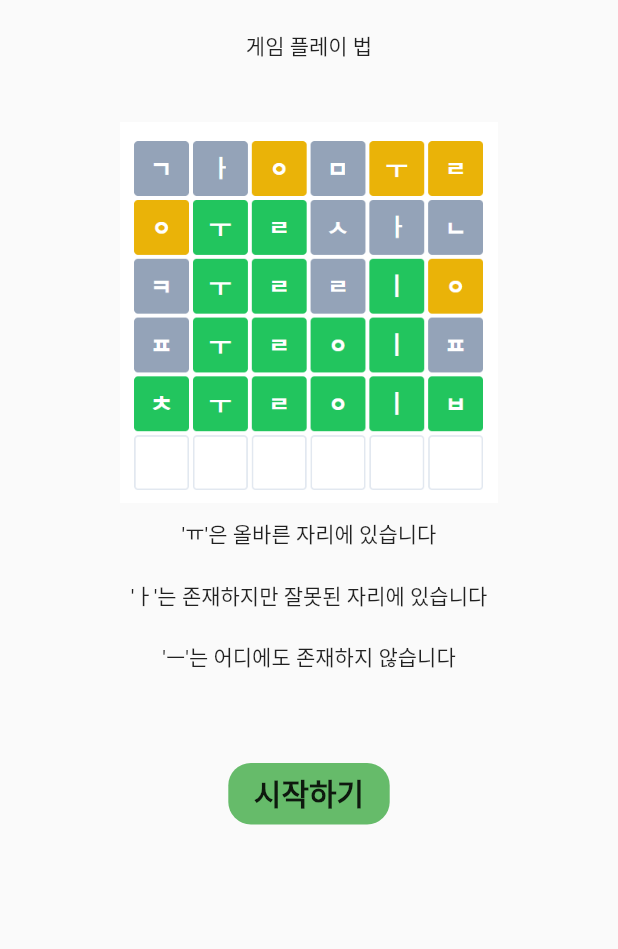
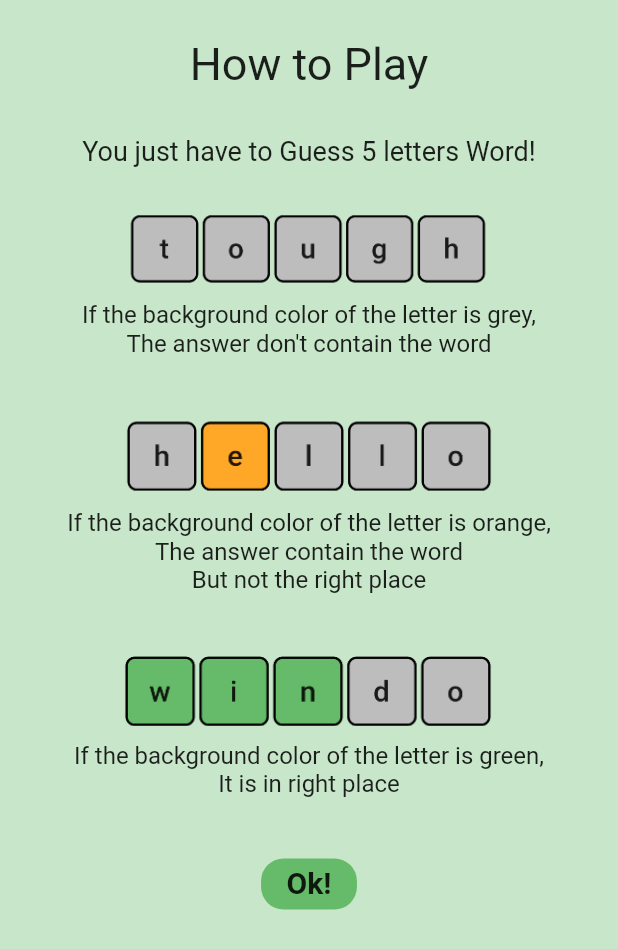
Before and after one commit to jsjin7371/simple_word_game, a Flutter app: the ExplainPage screen opened directly, on a phone screen of 412 x 824 dp. Shown: the top 949 px of the screen. Run offline on Flutter 3.47's test engine with Material 2 defaults, Android fonts, the light colour scheme and no system bars.

Commit message:
add game explain

```diff
--- a/lib/pages/explain_page.dart
+++ b/lib/pages/explain_page.dart
@@ -7,16 +7,48 @@ class ExplainPage extends StatelessWidget {
   @override
   Widget build(BuildContext context) {
     return Scaffold(
-      body: Column(
+      body: Container(
+        color: Colors.green[100],
+        child: Column(
           children: [
             const Padding(
               padding: EdgeInsets.only(
                 left: 10,
                 right: 10,
-              top: 20,
+                top: 25,
                 bottom: 10,
               ),
-            child: Text('게임 플레이 법'),
+              child: Text(
+                'How to Play',
+                style: TextStyle(fontSize: 30),
+              ),
+            ),
+            const Padding(
+                padding: EdgeInsets.only(
+                  bottom: 0,
+                  top: 20,
+                ),
+                child: Text(
+                  'You just have to Guess 5 letters Word!',
+                  style: TextStyle(fontSize: 18),
+                )),
+            Padding(
+              padding: const EdgeInsets.only(
+                left: 80,
+                right: 80,
+                bottom: 0,
+                top: 30,
+              ),
+              child:
+                  Image.asset('lib/images/no_correct_word_explain_image.png'),
+            ),
+            const Padding(
+              padding: EdgeInsets.all(10),
+              child: Text(
+                'If the background color of the letter is grey,\nThe answer don\'t contain the word',
+                textAlign: TextAlign.center,
+                style: TextStyle(fontSize: 16),
+              ),
             ),
             Padding(
               padding: const EdgeInsets.only(
@@ -25,22 +57,35 @@ class ExplainPage extends StatelessWidget {
                 bottom: 0,
                 top: 30,
               ),
-            child: Image.asset('lib/images/kkodeul_intro.png'),
-          ),
-          const Padding(
-            padding: EdgeInsets.all(10),
-            child: Text('\'ㅠ\'은 올바른 자리에 있습니다'),
+              child: Image.asset('lib/images/explain_word.png'),
             ),
             const Padding(
               padding: EdgeInsets.all(10.0),
-            child: Text('\'ㅏ\'는 존재하지만 잘못된 자리에 있습니다'),
+              child: Text(
+                'If the background color of the letter is orange,\nThe answer contain the word\nBut not the right place',
+                textAlign: TextAlign.center,
+                style: TextStyle(fontSize: 16),
+              ),
+            ),
+            Padding(
+              padding: const EdgeInsets.only(
+                left: 80,
+                right: 80,
+                bottom: 0,
+                top: 30,
+              ),
+              child: Image.asset('lib/images/explain_correct_word.png'),
             ),
             const Padding(
               padding: EdgeInsets.all(10.0),
-            child: Text('\'ㅡ\'는 어디에도 존재하지 않습니다'),
+              child: Text(
+                'If the background color of the letter is green,\nIt is in right place',
+                textAlign: TextAlign.center,
+                style: TextStyle(fontSize: 16),
+              ),
             ),
             const SizedBox(
-            height: 50,
+              height: 30,
             ),
             GestureDetector(
               onTap: () =>
@@ -60,7 +105,7 @@ class ExplainPage extends StatelessWidget {
                     bottom: 6,
                   ),
                   child: Text(
-                  '시작하기',
+                    'Ok!',
                     style: TextStyle(
                       fontSize: 20,
                       fontWeight: FontWeight.bold,
@@ -71,6 +116,7 @@ class ExplainPage extends StatelessWidget {
             )
           ],
         ),
+      ),
     );
   }
 }
--- a/lib/pages/intro_page.dart
+++ b/lib/pages/intro_page.dart
@@ -21,14 +21,14 @@ class IntroPage extends StatelessWidget {
           const Padding(
             padding: EdgeInsets.all(10),
             child: Text(
-              '꼬들',
+              'Simple Word Game',
               style: TextStyle(fontSize: 30, fontWeight: FontWeight.bold),
             ),
           ),
           const Padding(
             padding: EdgeInsets.all(8.0),
             child: Text(
-              '간단하고 재미있는 퀴즈를 즐겨보세요!',
+              'Play Simple and Fun Quize!',
               style: TextStyle(fontSize: 17),
             ),
           ),
@@ -55,7 +55,7 @@ class IntroPage extends StatelessWidget {
                   bottom: 6,
                 ),
                 child: Text(
-                  '시작하기',
+                  'Start',
                   style: TextStyle(
                     fontSize: 20,
                     fontWeight: FontWeight.bold,
```
Also changed, not shown: lib/images/explain_correct_word.png (added), lib/images/explain_word.png (added), lib/images/no_correct_word_explain_image.png (added). Lines whose indentation alone changed are shown as unchanged.
